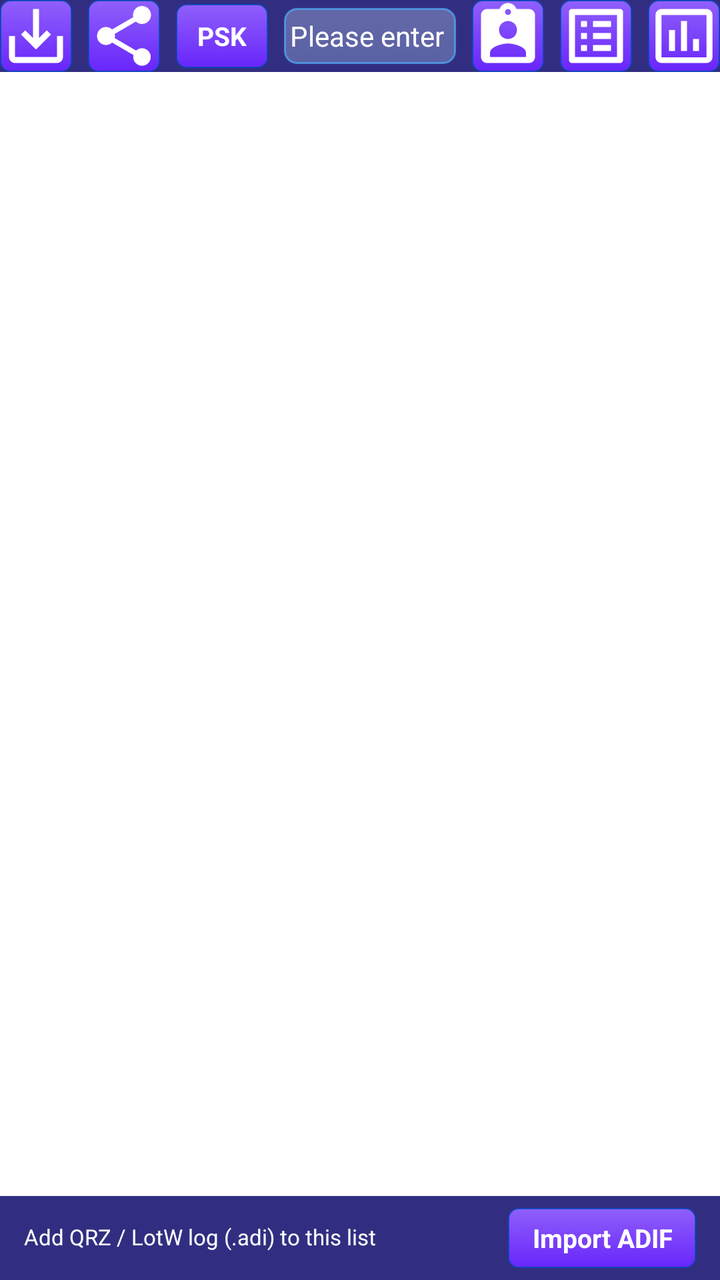
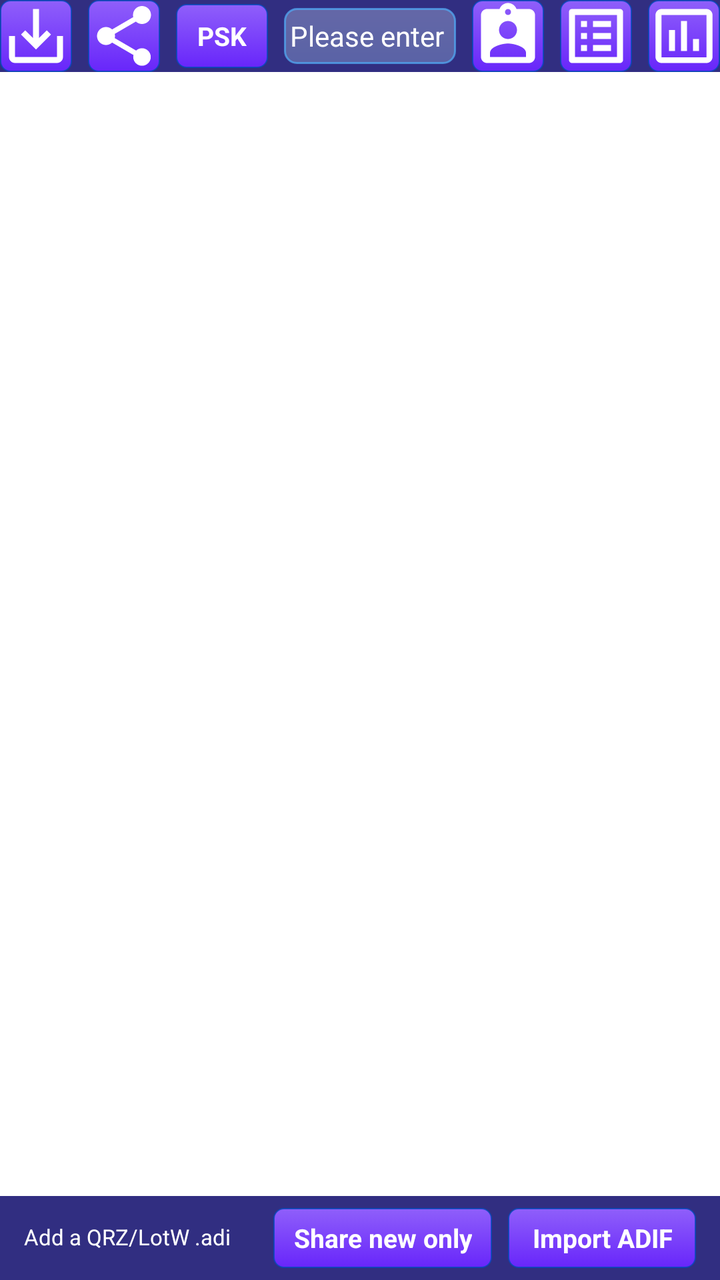

Before-and-after screenshots of an Android layout around one commit, followed by the original layout XML and the change that was made.
<!-- AndroidManifest.xml: application theme Theme.Ft8CN -->
<!-- res/layout/fragment_log.xml -->
<?xml version="1.0" encoding="utf-8"?>
<layout xmlns:android="http://schemas.android.com/apk/res/android"
    xmlns:app="http://schemas.android.com/apk/res-auto"
    xmlns:tools="http://schemas.android.com/tools">

    <data>

    </data>

    <androidx.constraintlayout.widget.ConstraintLayout
        android:id="@+id/logFrameLayout"
        android:layout_width="match_parent"
        android:layout_height="match_parent"
        android:background="@color/log_panel_background"
        tools:context=".ui.LogFragment">

        <androidx.constraintlayout.widget.ConstraintLayout
            android:id="@+id/log_fragment_bar"
            android:layout_width="0dp"
            android:layout_height="wrap_content"
            android:background="@color/list_header_bar_color"
            app:layout_constraintEnd_toEndOf="parent"
            app:layout_constraintStart_toStartOf="parent"
            app:layout_constraintTop_toTopOf="parent">


            <ImageButton
                android:id="@+id/exportImageButton"
                android:layout_width="wrap_content"
                android:layout_height="wrap_content"
                android:background="@drawable/imagebutton_style"
                android:contentDescription="@string/export"
                app:layout_constraintBottom_toBottomOf="parent"
                app:layout_constraintStart_toStartOf="parent"
                app:layout_constraintTop_toTopOf="parent"
                app:srcCompat="@drawable/ic_baseline_save_alt_24"
                tools:ignore="SpeakableTextPresentCheck,TouchTargetSizeCheck" />

            <ImageButton
                android:id="@+id/shareLogImageButton"
                android:layout_width="wrap_content"
                android:layout_height="wrap_content"
                android:layout_marginStart="8dp"
                android:background="@drawable/imagebutton_style"
                android:contentDescription="@string/share_logs"
                app:layout_constraintBottom_toBottomOf="parent"
                app:layout_constraintStart_toEndOf="@+id/exportImageButton"
                app:layout_constraintTop_toTopOf="parent"
                app:srcCompat="@drawable/share_button_icon_24"
                tools:ignore="SpeakableTextPresentCheck,TouchTargetSizeCheck" />


            
            <TextView
                android:id="@+id/pskGridButton"
                android:layout_width="wrap_content"
                android:layout_height="wrap_content"
                android:layout_marginStart="8dp"
                android:background="@drawable/imagebutton_style"
                android:contentDescription="@string/psk_grid_title"
                android:gravity="center"
                android:minWidth="46dp"
                android:minHeight="32dp"
                android:paddingStart="6dp"
                android:paddingTop="4dp"
                android:paddingEnd="6dp"
                android:paddingBottom="4dp"
                android:text="@string/psk_button_label"
                android:textColor="@color/bar_text_view_color"
                android:textSize="13sp"
                android:textStyle="bold"
                app:layout_constraintBottom_toBottomOf="parent"
                app:layout_constraintStart_toEndOf="@+id/shareLogImageButton"
                app:layout_constraintTop_toTopOf="parent" />

            <EditText
                android:id="@+id/inputMycallEdit"
                android:layout_width="0dp"
                android:layout_height="0dp"
                android:layout_marginStart="8dp"
                android:layout_marginTop="4dp"
                android:layout_marginEnd="8dp"
                android:layout_marginBottom="4dp"
                android:autofillHints=""

                android:background="@drawable/log_callsign_editor_style"
                android:ems="10"
                android:hint="@string/pl_mycall"
                android:inputType="textPersonName|textCapCharacters"
                android:minHeight="32dp"
                android:textColor="@color/bar_text_view_color"
                android:textColorHint="@color/bar_text_view_color"
                android:textSize="14sp"
                app:layout_constraintBottom_toBottomOf="parent"
                app:layout_constraintEnd_toStartOf="@+id/logViewStyleimageButton"
                app:layout_constraintStart_toEndOf="@+id/pskGridButton"
                app:layout_constraintTop_toTopOf="parent"
                tools:ignore="TextContrastCheck,TouchTargetSizeCheck" />

            <ImageButton
                android:id="@+id/logViewStyleimageButton"
                android:layout_width="wrap_content"
                android:layout_height="wrap_content"
                android:layout_marginEnd="8dp"
                android:background="@drawable/imagebutton_style"
                android:contentDescription="@string/view_style"
                android:visibility="visible"
                app:layout_constraintBottom_toBottomOf="parent"
                app:layout_constraintEnd_toStartOf="@+id/filterImageButton"
                app:layout_constraintTop_toTopOf="parent"
                app:srcCompat="@drawable/ic_baseline_assignment_ind_24"
                tools:ignore="TouchTargetSizeCheck" />

            <ImageButton
                android:id="@+id/filterImageButton"
                android:layout_width="wrap_content"
                android:layout_height="wrap_content"
                android:layout_marginEnd="8dp"
                android:background="@drawable/imagebutton_style"
                android:contentDescription="@string/filter"
                app:layout_constraintBottom_toBottomOf="parent"
                app:layout_constraintEnd_toEndOf="parent"
                app:layout_constraintEnd_toStartOf="@+id/countImageButton"
                app:layout_constraintTop_toTopOf="parent"
                app:srcCompat="@drawable/ic_baseline_list_alt_24"
                tools:ignore="TouchTargetSizeCheck" />

            <ImageButton
                android:id="@+id/countImageButton"
                android:layout_width="wrap_content"
                android:layout_height="wrap_content"
                android:background="@drawable/imagebutton_style"
                android:contentDescription="@string/statistical"
                app:layout_constraintBottom_toBottomOf="parent"
                app:layout_constraintEnd_toEndOf="parent"
                app:layout_constraintTop_toTopOf="parent"
                app:srcCompat="@drawable/ic_baseline_insert_chart_outlined_24" />

        </androidx.constraintlayout.widget.ConstraintLayout>

        <androidx.recyclerview.widget.RecyclerView
            android:id="@+id/logRecyclerView"
            android:layout_width="0dp"
            android:layout_height="0dp"
            app:layout_constraintBottom_toTopOf="@+id/adifImportLayout"
            app:layout_constraintEnd_toEndOf="parent"
            app:layout_constraintStart_toStartOf="parent"
            app:layout_constraintTop_toBottomOf="@+id/log_fragment_bar" />

        
        <LinearLayout
            android:id="@+id/adifImportLayout"
            android:layout_width="0dp"
            android:layout_height="wrap_content"
            android:background="@color/list_header_bar_color"
            android:clickable="true"
            android:focusable="true"
            android:gravity="center_vertical"
            android:orientation="horizontal"
            android:paddingStart="12dp"
            android:paddingTop="6dp"
            android:paddingEnd="12dp"
            android:paddingBottom="6dp"
            app:layout_constraintBottom_toBottomOf="parent"
            app:layout_constraintEnd_toEndOf="parent"
            app:layout_constraintStart_toStartOf="parent">

            <TextView
                android:layout_width="0dp"
                android:layout_height="wrap_content"
                android:layout_weight="1"
                android:includeFontPadding="false"
                android:maxLines="2"
                android:text="@string/log_adif_import_hint"
                android:textColor="@color/bar_text_view_color"
                android:textSize="11sp" />

            <TextView
                android:id="@+id/adifImportButton"
                android:layout_width="wrap_content"
                android:layout_height="wrap_content"
                android:layout_marginStart="8dp"
                android:background="@drawable/imagebutton_style"
                android:gravity="center"
                android:minHeight="30dp"
                android:paddingStart="12dp"
                android:paddingTop="6dp"
                android:paddingEnd="12dp"
                android:paddingBottom="6dp"
                android:text="@string/log_adif_import"
                android:textColor="@color/bar_text_view_color"
                android:textSize="13sp"
                android:textStyle="bold"
                tools:ignore="TouchTargetSizeCheck" />
        </LinearLayout>

    </androidx.constraintlayout.widget.ConstraintLayout>
</layout>
<!-- resources referenced by this layout -->
<resources>
  <color name="bar_text_view_color">#ffffffff</color>
  <color name="list_header_bar_color">#FF312E81</color>
  <color name="log_panel_background">#FFFFFFFF</color>
  <!-- drawable ic_baseline_insert_chart_outlined_24 (drawable) -->
  <vector android:autoMirrored="true" android:height="36dp"
      android:tint="#FFFFFF" android:viewportHeight="24"
      android:viewportWidth="24" android:width="36dp" xmlns:android="http://schemas.android.com/apk/res/android">
      <path android:fillColor="@android:color/white" android:pathData="M9,17L7,17v-7h2v7zM13,17h-2L11,7h2v10zM17,17h-2v-4h2v4zM19.5,19.1h-15L4.5,5h15v14.1zM19.5,3h-15c-1.1,0 -2,0.9 -2,2v14c0,1.1 0.9,2 2,2h15c1.1,0 2,-0.9 2,-2L21.5,5c0,-1.1 -0.9,-2 -2,-2z"/>
  </vector>
  <!-- drawable ic_baseline_list_alt_24 (drawable) -->
  <vector android:autoMirrored="true" android:height="36dp"
      android:tint="#FFFFFF" android:viewportHeight="24"
      android:viewportWidth="24" android:width="36dp" xmlns:android="http://schemas.android.com/apk/res/android">
      <path android:fillColor="@android:color/white" android:pathData="M19,5v14L5,19L5,5h14m1.1,-2L3.9,3c-0.5,0 -0.9,0.4 -0.9,0.9v16.2c0,0.4 0.4,0.9 0.9,0.9h16.2c0.4,0 0.9,-0.5 0.9,-0.9L21,3.9c0,-0.5 -0.5,-0.9 -0.9,-0.9zM11,7h6v2h-6L11,7zM11,11h6v2h-6v-2zM11,15h6v2h-6zM7,7h2v2L7,9zM7,11h2v2L7,13zM7,15h2v2L7,17z"/>
  </vector>
  <!-- drawable ic_baseline_save_alt_24 (drawable) -->
  <vector android:autoMirrored="true" android:height="36dp"
      android:tint="#FFFFFF" android:viewportHeight="24"
      android:viewportWidth="24" android:width="36dp" xmlns:android="http://schemas.android.com/apk/res/android">
      <path android:fillColor="@android:color/white" android:pathData="M19,12v7L5,19v-7L3,12v7c0,1.1 0.9,2 2,2h14c1.1,0 2,-0.9 2,-2v-7h-2zM13,12.67l2.59,-2.58L17,11.5l-5,5 -5,-5 1.41,-1.41L11,12.67L11,3h2z"/>
  </vector>
  <string name="export">Export</string>
  <string name="filter">Filter</string>
  <string name="log_adif_import">Import ADIF</string>
  <string name="log_adif_import_hint">Add QRZ / LotW log (.adi) to this list</string>
  <string name="pl_mycall">Please enter callsign</string>
  <string name="psk_button_label" translatable="false">PSK</string>
  <string name="psk_grid_title">PSK / Grid locator</string>
  <string name="share_logs">Share logs</string>
  <string name="statistical">Statistical</string>
  <string name="view_style">View mode</string>
  <style name="Theme.Ft8CN" parent="Theme.MaterialComponents.DayNight.NoActionBar">
          
          <item name="colorPrimary">@color/purple_500</item>
          <item name="colorPrimaryVariant">@color/purple_700</item>
          <item name="colorOnPrimary">@color/white</item>
          
          <item name="colorSecondary">@color/teal_200</item>
          <item name="colorSecondaryVariant">@color/teal_700</item>
          <item name="colorOnSecondary">@color/black</item>
          
          <item name="android:statusBarColor" tools:targetApi="l">?attr/colorPrimaryVariant</item>
          
  
      </style>
  <color name="calling_list_item_color">#B552AEF8</color>
  <color name="editor_start_color">#4DB5DCFB</color>
  <color name="editor_end_color">#4DD7EDFF</color>
  <color name="purple_500">#FF6200EE</color>
  <color name="purple_700">#FF3700B3</color>
  <color name="white">#FFFFFFFF</color>
  <color name="teal_200">#4DD0E1</color>
  <color name="teal_700">#FF018786</color>
  <color name="black">#FF000000</color>
  <!-- unchanged entries left out for length: 4 -->
</resources>

<!-- the commit's change to res/layout/fragment_log.xml (unified diff, before → after) -->
@@ -176,6 +176,25 @@
                 android:textSize="11sp" />
 
             <TextView
+                android:id="@+id/adifExportNewButton"
+                android:layout_width="wrap_content"
+                android:layout_height="wrap_content"
+                android:layout_marginStart="8dp"
+                android:background="@drawable/imagebutton_style"
+                android:contentDescription="@string/log_export_new"
+                android:gravity="center"
+                android:minHeight="30dp"
+                android:paddingStart="10dp"
+                android:paddingTop="6dp"
+                android:paddingEnd="10dp"
+                android:paddingBottom="6dp"
+                android:text="@string/log_export_new"
+                android:textColor="@color/bar_text_view_color"
+                android:textSize="13sp"
+                android:textStyle="bold"
+                tools:ignore="TouchTargetSizeCheck" />
+
+            <TextView
                 android:id="@+id/adifImportButton"
                 android:layout_width="wrap_content"
                 android:layout_height="wrap_content"
<!-- resource entries referenced after the edit -->
@@ -24,7 +24,8 @@
   <string name="export">Export</string>
   <string name="filter">Filter</string>
   <string name="log_adif_import">Import ADIF</string>
-  <string name="log_adif_import_hint">Add QRZ / LotW log (.adi) to this list</string>
+  <string name="log_adif_import_hint">Add a QRZ/LotW .adi</string>
+  <string name="log_export_new">Share new only</string>
   <string name="pl_mycall">Please enter callsign</string>
   <string name="psk_button_label" translatable="false">PSK</string>
   <string name="psk_grid_title">PSK / Grid locator</string>
